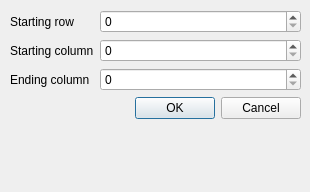
Old version of the form src/parameters.ui in the repository szkudi/pca_mbi.
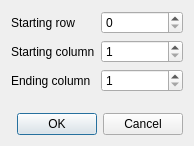
New version of the form.

Commit message: poprawki w okienku parametrow

```diff
--- a/src/parameters.ui
+++ b/src/parameters.ui
@@ -6,23 +6,22 @@
    <rect>
     <x>0</x>
     <y>0</y>
-    <width>310</width>
-    <height>192</height>
+    <width>194</width>
+    <height>146</height>
    </rect>
   </property>
   <property name="windowTitle">
    <string>Dialog</string>
   </property>
-  <widget class="QWidget" name="">
-   <property name="geometry">
-    <rect>
-     <x>10</x>
-     <y>10</y>
-     <width>291</width>
-     <height>171</height>
-    </rect>
-   </property>
+  <layout class="QVBoxLayout" name="verticalLayout">
+   <item>
    <layout class="QFormLayout" name="formLayout">
+     <property name="fieldGrowthPolicy">
+      <enum>QFormLayout::AllNonFixedFieldsGrow</enum>
+     </property>
+     <property name="horizontalSpacing">
+      <number>6</number>
+     </property>
     <item row="0" column="0">
      <widget class="QLabel" name="label">
       <property name="text">
@@ -30,6 +29,13 @@
       </property>
      </widget>
     </item>
+     <item row="0" column="1">
+      <widget class="QSpinBox" name="startingRow">
+       <property name="minimum">
+        <number>0</number>
+       </property>
+      </widget>
+     </item>
     <item row="1" column="0">
      <widget class="QLabel" name="label_2">
       <property name="text">
@@ -37,6 +43,16 @@
       </property>
      </widget>
     </item>
+     <item row="1" column="1">
+      <widget class="QSpinBox" name="startingColumn">
+       <property name="minimum">
+        <number>1</number>
+       </property>
+       <property name="maximum">
+        <number>32767</number>
+       </property>
+      </widget>
+     </item>
     <item row="2" column="0">
      <widget class="QLabel" name="label_3">
       <property name="text">
@@ -44,8 +60,23 @@
       </property>
      </widget>
     </item>
-    <item row="9" column="1">
+     <item row="2" column="1">
+      <widget class="QSpinBox" name="endingColumn">
+       <property name="minimum">
+        <number>1</number>
+       </property>
+       <property name="maximum">
+        <number>32767</number>
+       </property>
+      </widget>
+     </item>
+    </layout>
+   </item>
+   <item>
      <widget class="QDialogButtonBox" name="buttonBox">
+     <property name="autoFillBackground">
+      <bool>false</bool>
+     </property>
       <property name="orientation">
        <enum>Qt::Horizontal</enum>
       </property>
@@ -54,17 +85,7 @@
       </property>
      </widget>
     </item>
-    <item row="0" column="1">
-     <widget class="QSpinBox" name="startingRow"/>
-    </item>
-    <item row="1" column="1">
-     <widget class="QSpinBox" name="startingColumn"/>
-    </item>
-    <item row="2" column="1">
-     <widget class="QSpinBox" name="endingColumn"/>
-    </item>
-   </layout>
-  </widget>
+  </layout>
  </widget>
  <resources/>
  <connections>
```
Lines whose indentation alone changed are shown as unchanged.
